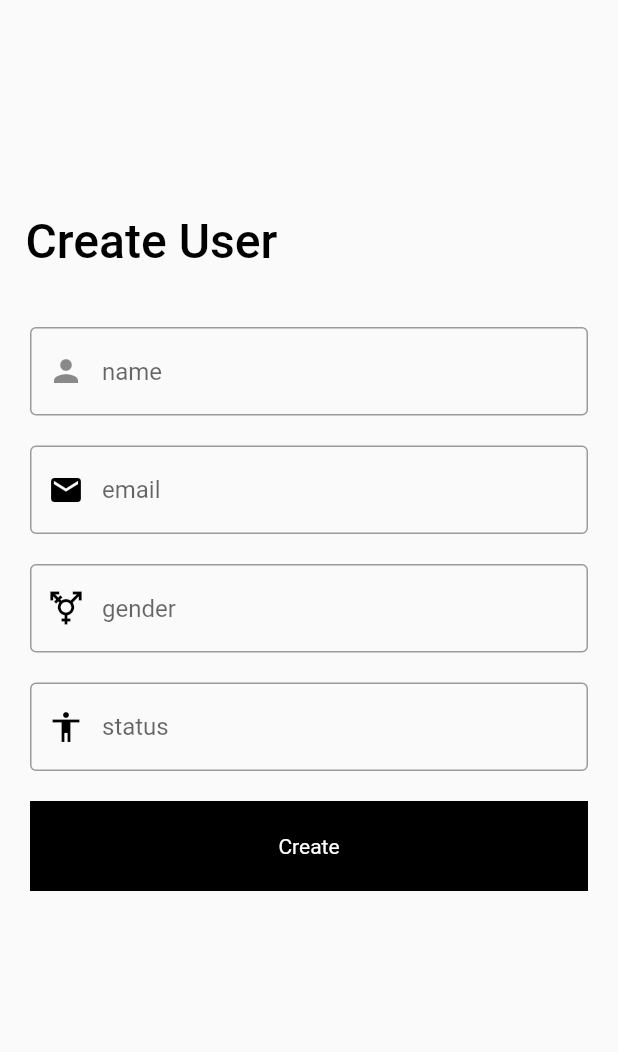
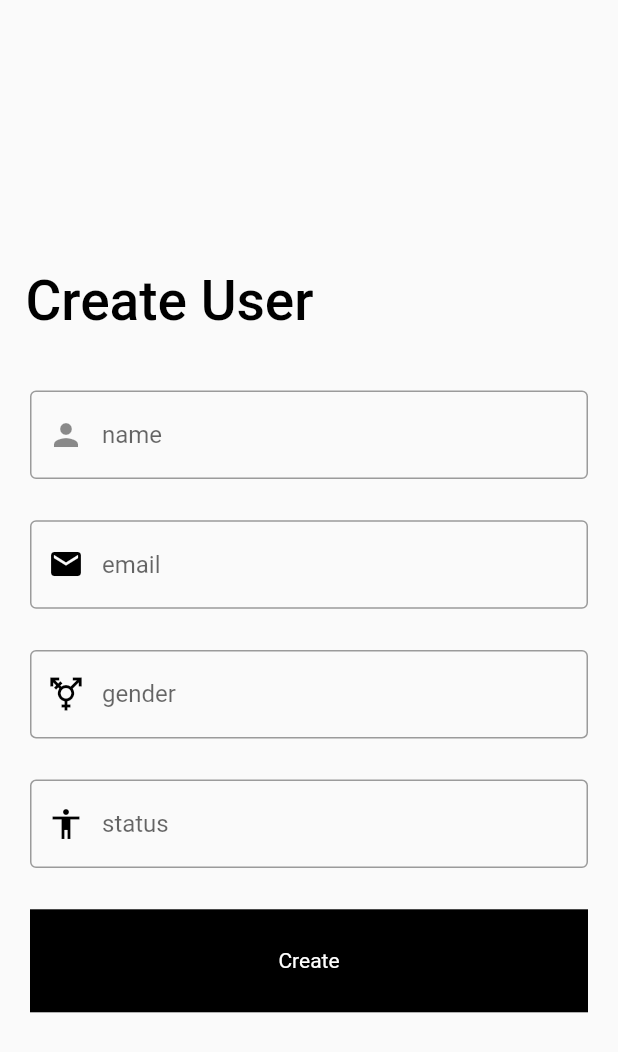
Before and after one commit to MariamAhmeddd/CRUD-Flutter, a Flutter app: the screen it shows after launch, after a tap on the "add" icon, on a phone screen of 412 x 824 dp. Shown: the top 1052 px of the screen. Run offline on Flutter 3.47's test engine with Material 2 defaults, Android fonts, the phone set to English and light mode, and no system bars; our stand-ins replace flutter_bloc, flutter_screenutil; missing offline and left inert: dart:ffi; network calls fail.

Commit message:
make it responsive

```diff
--- a/lib/main.dart
+++ b/lib/main.dart
@@ -3,6 +3,8 @@ import 'package:crud_app/screens/Home.dart';
 import 'package:flutter/material.dart';
 import 'package:flutter_bloc/flutter_bloc.dart';
 import 'package:crud_app/cubit/states.dart';
+import 'package:flutter_screenutil/flutter_screenutil.dart';
+
 void main() {
   runApp(const MyApp());
 }
@@ -15,11 +17,17 @@ class MyApp extends StatelessWidget {
   Widget build(BuildContext context) {
     return BlocProvider<UserCubit>(
       create: (context) => UserCubit(),
-      child: MaterialApp(
-        debugShowCheckedModeBanner: false,
-        title: 'Flutter CRUD',
-        home: Home(),
-      ),
+      child: ScreenUtilInit(
+          designSize: const Size(360, 690),
+          minTextAdapt: true,
+          splitScreenMode: true,
+          builder: (context, child) {
+            return MaterialApp(
+              debugShowCheckedModeBanner: false,
+              title: 'Flutter CRUD',
+              home: Home(),
+            );
+          }),
     );
   }
 }
--- a/lib/screens/CreateUser.dart
+++ b/lib/screens/CreateUser.dart
@@ -3,7 +3,7 @@ import 'dart:ui';
 import 'package:flutter/cupertino.dart';
 import 'package:flutter/material.dart';
 import 'package:flutter_bloc/flutter_bloc.dart';
-
+import 'package:flutter_screenutil/flutter_screenutil.dart';
 import '../cubit/cubit.dart';
 import '../cubit/states.dart';
 import 'Home.dart';
@@ -53,7 +53,11 @@ class CreateUser extends StatelessWidget {
             body: SingleChildScrollView(
               child: Column(
                 children: [
-                  SizedBox(height: 100,),
+                  SizedBox(
+                    //used MediaQuety
+                    height: MediaQuery.of(context).size.height/6,
+                    //height: 100,
+                    ),
                   Padding(
                     padding: const EdgeInsets.all(15.0) + EdgeInsets.only(top: 7),
                   ),
@@ -67,7 +71,9 @@ class CreateUser extends StatelessWidget {
                             'Create User',
                             style: TextStyle(
                                 fontWeight: FontWeight.w500,
-                                fontSize: 32,
+                                //fontSize: 32
+                                //used screenutil
+                                fontSize: 32.sp,
                                 color: Colors.black,
                                 fontFamily: ''),
                             textAlign: TextAlign.left,
@@ -107,7 +113,9 @@ class CreateUser extends StatelessWidget {
                             ),
                           ),
                           SizedBox(
-                            height: 20,
+                            //used MediaQuety
+                            height: MediaQuery.of(context).size.height/30,
+                            //height: 20,
                           ),
                           TextFormField(
                             validator: (String? value) {
@@ -135,7 +143,9 @@ class CreateUser extends StatelessWidget {
                             ),
                           ),
                           SizedBox(
-                            height: 20,
+                            //used MediaQuety
+                            height: MediaQuery.of(context).size.height/30,
+                            //height: 20,
                           ),
                           TextFormField(
                             validator: (String? value) {
@@ -163,7 +173,9 @@ class CreateUser extends StatelessWidget {
                             ),
                           ),
                           SizedBox(
-                            height: 20,
+                            //used MediaQuety
+                            height: MediaQuery.of(context).size.height/30,
+                            //height: 20,
                           ),
                           TextFormField(
                             validator: (String? value) {
@@ -192,7 +204,9 @@ class CreateUser extends StatelessWidget {
                             ),
                           ),
                           SizedBox(
-                            height: 20,
+                            //used MediaQuety
+                            height: MediaQuery.of(context).size.height/30,
+                            //height: 20,
                           ),
                           InkWell(
                             onTap: ()async {
@@ -213,7 +227,9 @@ class CreateUser extends StatelessWidget {
                               decoration: BoxDecoration(
                                 color: Colors.black,
                               ),
-                              height: 60,
+                              //used screenutil
+                              height: 60.w,
+                              //height: 60,
                               width: double.infinity,
                               child: Center(
                                   child: Text(
@@ -223,7 +239,9 @@ class CreateUser extends StatelessWidget {
                             ),
                           ),
                           SizedBox(
-                            height: 20,
+                            //used MediaQuety
+                            height: MediaQuery.of(context).size.height/30,
+                            //height: 20,
                           ),
                         ],
                       ),
--- a/pubspec.yaml
+++ b/pubspec.yaml
@@ -38,6 +38,7 @@ dependencies:
   http: ^0.13.3
   bloc: ^8.1.1
   flutter_bloc: ^8.0.0
+  flutter_screenutil: ^5.8.4
 dev_dependencies:
   flutter_test:
     sdk: flutter
```
Also changed, not shown: lib/screens/Home.dart (+11 -13 lines), lib/screens/UserDetails.dart (+39 -41 lines), pubspec.lock, 1 other file.
